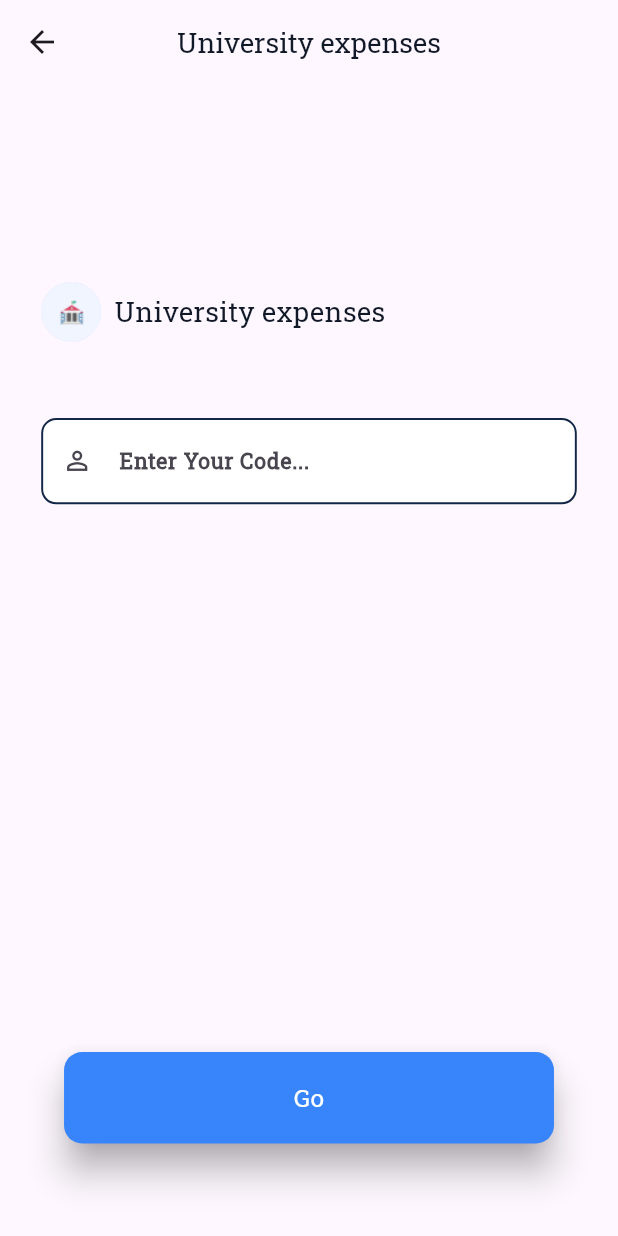
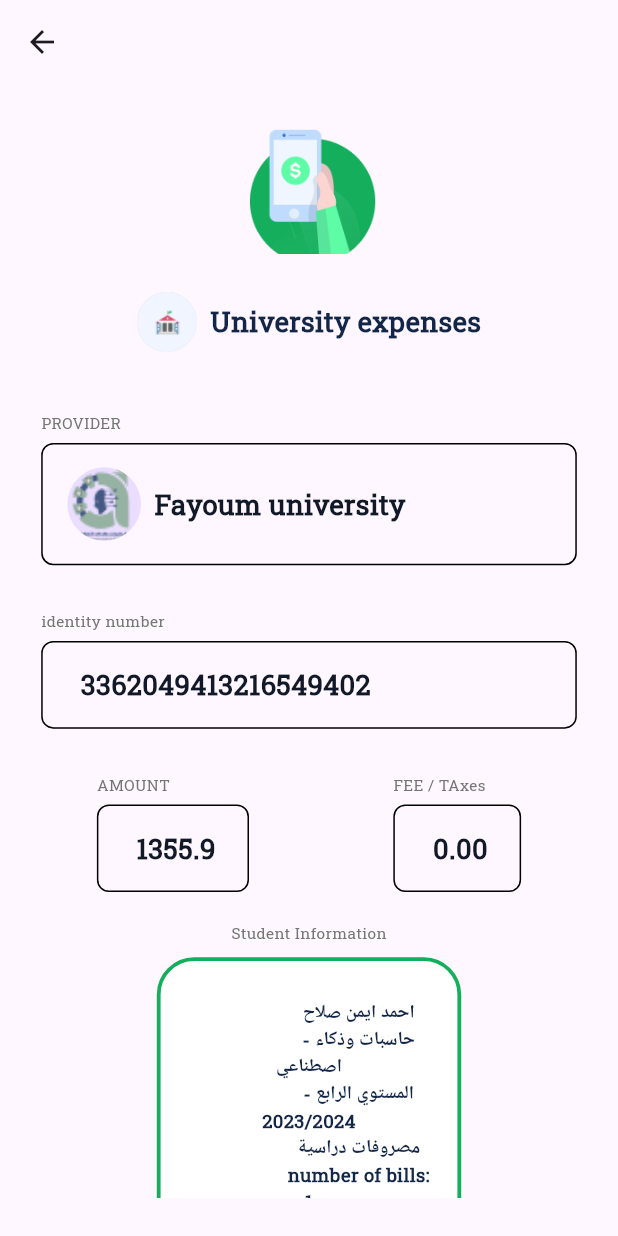
Before and after one commit to AhmedAymanSalah/campuspay, a Flutter app: the PayServicesSceen screen opened directly with sample values from the repository, after a tap on "Go", on a phone screen of 412 x 824 dp. Run offline on Flutter 3.47's test engine with Material 3 defaults, Android fonts, the phone set to English and light mode, and no system bars; our stand-ins replace dio, flutter_bloc, flutter_screenutil, freezed_annotation, get_it, pretty_dio_logger and 2 more; generated files the repository leaves out were written again.

Commit message:
Pay Screen , done , error Sreen and som change

```diff
--- a/lib/app_images.dart
+++ b/lib/app_images.dart
@@ -32,6 +32,10 @@ class Assets {
   /// Assets for imagesError
   /// assets/images/error.png
   static const String imagesError = "assets/images/error.png";
+
+  /// Assets for imagesFayoumLogo
+  /// assets/images/fayoum_logo.png
+  static const String imagesFayoumLogo = "assets/images/fayoum_logo.png";
 
   /// Assets for imagesGreenpay
   /// assets/images/greenpay.png
--- a/lib/core/routes/app_router.dart
+++ b/lib/core/routes/app_router.dart
@@ -1,3 +1,6 @@
+import 'package:campuspay/features/pay_screens/ui/done_Screen.dart';
+
+import '../../features/pay_screens/ui/error_Screen.dart';
 import '../../features/services/ui/services_list_view.dart';
 import 'routes.dart';
 import '../../features/attention/ui/attention_Screen.dart';
@@ -52,9 +55,12 @@ class AppRouter {
       case Routes.servicesScreen:
         // Return a MaterialPageRoute for the OnBoardingScreen route.
         return MaterialPageRoute(builder: (_) => const ServicesScreen());
-      // case Routes.payServicesSceen:
-      //   // Return a MaterialPageRoute for the OnBoardingScreen route.
-      //   return MaterialPageRoute(builder: (_) => const PayServicesSceen(s));
+      case Routes.doneScreen:
+        // Return a MaterialPageRoute for the OnBoardingScreen route.
+        return MaterialPageRoute(builder: (_) => const DoneScreen());
+      case Routes.errorScreen:
+        // Return a MaterialPageRoute for the OnBoardingScreen route.
+        return MaterialPageRoute(builder: (_) => const ErrorScreen());
       // default:
       //   // If the requested route is not found, return a MaterialPageRoute for an unknown screen.
       //   return MaterialPageRoute(
--- a/lib/core/routes/routes.dart
+++ b/lib/core/routes/routes.dart
@@ -13,5 +13,7 @@ class Routes {
 
   static const String servicesScreen = '/servicesScreen';
 
-  static const String payServicesSceen = '/payServicesSceen';
+  static const String doneScreen = '/doneScreen';
+
+  static const String errorScreen = '/errorScreen';
 }
--- a/lib/features/onboarding/data/models/list_data.dart
+++ b/lib/features/onboarding/data/models/list_data.dart
@@ -1,16 +1,16 @@
+import 'package:campuspay/app_images.dart';
 
 import 'onboarding_model.dart';
 
 List<OnBoardingModel> onBoardingList = [
   OnBoardingModel(
-    image: 'assets/images/onboarding1.png',
+    image: Assets.imagesOnboarding1,
     title: ' ',
-    body:
-        'Your hassle-free solution for university payments',
+    body: 'Your hassle-free solution for university payments',
     textButton: 'Continue',
   ),
   OnBoardingModel(
-    image: 'assets/images/onboarding2.png',
+    image: Assets.imagesOnboarding2,
     title: 'Manage your money wisely',
     body:
         'Track your money flows, balance, and everyday transactions on the go.',
--- /dev/null
+++ b/lib/features/pay_screens/ui/done_screen.dart
@@ -0,0 +1,41 @@
+// ignore_for_file: file_names
+
+import 'package:campuspay/app_images.dart';
+import 'package:campuspay/core/helpers/extentions.dart';
+import 'package:campuspay/core/theme/colors.dart';
+import 'package:campuspay/core/widgets/app_button.dart';
+import 'package:flutter/material.dart';
+import 'package:flutter_screenutil/flutter_screenutil.dart';
+
+import '../../../core/routes/routes.dart';
+
+class DoneScreen extends StatelessWidget {
+  const DoneScreen({super.key});
+
+  @override
+  Widget build(BuildContext context) {
+    return Scaffold(
+      appBar: AppBar(),
+      body: Center(
+        child: Padding(
+          padding: EdgeInsets.symmetric(horizontal: 20.w, vertical: 20.h),
+          child: Column(
+            mainAxisAlignment: MainAxisAlignment.center,
+            children: [
+              const Spacer(),
+              const Image(image: AssetImage(Assets.imagesDone)),
+              const Spacer(),
+              AppTextButton(
+                text: "Done",
+                onPressed: () {
+                  context.navigateTo(Routes.errorScreen);
+                },
+                buttonColor: ColorsManager.green,
+              )
+            ],
+          ),
+        ),
+      ),
+    );
+  }
+}
--- /dev/null
+++ b/lib/features/pay_screens/ui/error_Screen.dart
@@ -0,0 +1,35 @@
+// ignore_for_file: file_names
+
+import 'package:campuspay/app_images.dart';
+import 'package:campuspay/core/widgets/app_button.dart';
+import 'package:flutter/material.dart';
+import 'package:flutter_screenutil/flutter_screenutil.dart';
+
+class ErrorScreen extends StatelessWidget {
+  const ErrorScreen({super.key});
+
+  @override
+  Widget build(BuildContext context) {
+    return Scaffold(
+      appBar: AppBar(),
+      body: Center(
+        child: Padding(
+          padding: EdgeInsets.symmetric(horizontal: 20.w, vertical: 20.h),
+          child: Column(
+            mainAxisAlignment: MainAxisAlignment.center,
+            children: [
+              const Spacer(),
+              const Image(image: AssetImage(Assets.imagesError)),
+              const Spacer(),
+              AppTextButton(
+                text: "Go",
+                onPressed: () {},
+                buttonColor: Colors.redAccent,
+              )
+            ],
+          ),
+        ),
+      ),
+    );
+  }
+}
--- /dev/null
+++ b/lib/features/pay_screens/ui/pay_screen.dart
@@ -0,0 +1,105 @@
+// ignore_for_file: public_member_api_docs, sort_constructors_first
+// ignore_for_file: file_names
+
+import 'package:campuspay/core/helpers/extentions.dart';
+import 'package:campuspay/core/theme/colors.dart';
+import 'package:campuspay/features/pay_screens/ui/wiget/pay_photo.dart';
+import 'package:flutter/material.dart';
+import 'package:flutter_screenutil/flutter_screenutil.dart';
+
+import '../../../core/helpers/spacing.dart';
+import '../../../core/routes/routes.dart';
+import '../../../core/widgets/custom_text_widget.dart';
+import '../../services/data/services_model.dart';
+import 'wiget/custom_info_container.dart';
+import 'wiget/pay_contanier.dart';
+import 'wiget/payment_button.dart';
+
+class PayScreen extends StatelessWidget {
+  final ServicesModel service;
+  const PayScreen({
+    super.key,
+    required this.service,
+  });
+
+  @override
+  Widget build(BuildContext context) {
+    return Scaffold(
+      appBar: AppBar(),
+      body: Padding(
+        padding: EdgeInsets.symmetric(horizontal: 25.w, vertical: 25.h),
+        child: SingleChildScrollView(
+          child: Column(
+            crossAxisAlignment: CrossAxisAlignment.center,
+            children: [
+              const PayPhoto(),
+              verticalSpace(25),
+              Row(
+                mainAxisAlignment: MainAxisAlignment.center,
+                children: [
+                  CircleAvatar(
+                    child: Image.asset(
+                      service.image,
+                    ),
+                  ),
+                  horizontalSpace(8),
+                  CustomTextWidget(
+                    text: service.title,
+                    color: ColorsManager.darkBlue,
+                    fontWeight: FontWeight.bold,
+                  ),
+                ],
+              ),
+              verticalSpace(40),
+              const CustomContainer(
+                titel: "PROVIDER",
+                assetImagePath: "assets/images/fayoum_logo.png",
+                text: "Fayoum university ",
+              ),
+              verticalSpace(30),
+              const CustomContainer(
+                titel: "identity number",
+                text: "3362049413216549402 ",
+              ),
+              verticalSpace(30),
+              Row(
+                mainAxisAlignment: MainAxisAlignment.spaceEvenly,
+                children: [
+                  const CustomContainer(
+                    titel: "AMOUNT",
+                    text: "1355.9 ",
+                  ),
+                  horizontalSpace(20),
+                  const CustomContainer(
+                    titel: "FEE / TAxes",
+                    text: "0.00 ",
+                  )
+                ],
+              ),
+              verticalSpace(20),
+              const CustomInfoContainer(
+                title: 'Student Information',
+                content: '''
+                    احمد ايمن صلاح
+                    - حاسبات وذكاء اصطناعي
+                    - المستوي الرابع 2023/2024
+                    مصروفات دراسية
+                    number of bills: 1
+                    amount due: 1350.9
+                    EFinance fees: 0.00
+                  ''',
+              ),
+              verticalSpace(30),
+              CustomPaymentButton(
+                amountToPay: 50.0, // Example amount to be paid
+                onTap: () {
+                  context.navigateTo(Routes.doneScreen);
+                },
+              )
+            ],
+          ),
+        ),
+      ),
+    );
+  }
+}
--- /dev/null
+++ b/lib/features/pay_screens/ui/wiget/custom_info_container.dart
@@ -0,0 +1,61 @@
+import 'package:campuspay/core/helpers/spacing.dart';
+import 'package:flutter/material.dart';
+import 'package:flutter_screenutil/flutter_screenutil.dart';
+
+import '../../../../core/theme/colors.dart';
+import '../../../../core/widgets/custom_text_widget.dart';
+
+class CustomInfoContainer extends StatelessWidget {
+  final String title;
+  final String content;
+
+  const CustomInfoContainer({
+    super.key,
+    required this.title,
+    required this.content,
+  });
+
+  @override
+  Widget build(BuildContext context) {
+    return Column(
+      children: [
+        CustomTextWidget(
+          text: title,
+          fontSize: 10.sp,
+          color: ColorsManager.gray,
+        ),
+        verticalSpace(8),
+        SizedBox(
+          height: 200.0.w,
+          width: 200.h, // Fixed height for the container
+          child: Container(
+            decoration: BoxDecoration(
+              border: Border.all(color: ColorsManager.green, width: 2.5.h),
+              borderRadius: BorderRadius.circular(25),
+              color: Colors.white,
+            ),
+            padding: EdgeInsets.symmetric(horizontal: 15.w, vertical: 15.h),
+            child: Column(
+              crossAxisAlignment: CrossAxisAlignment.start,
+              children: [
+                verticalSpace(10),
+                Expanded(
+                  // Use Expanded to allow content to take up remaining space
+                  child: SingleChildScrollView(
+                    child: CustomTextWidget(
+                      text: content,
+                      fontSize: 12.sp,
+                      textAlign: TextAlign.center,
+                      color: ColorsManager.darkBlue,
+                      fontWeight: FontWeight.bold,
+                    ),
+                  ),
+                ),
+              ],
+            ),
+          ),
+        ),
+      ],
+    );
+  }
+}
--- /dev/null
+++ b/lib/features/pay_screens/ui/wiget/pay_contanier.dart
@@ -0,0 +1,60 @@
+// ignore_for_file: public_member_api_docs, sort_constructors_first
+import 'package:campuspay/core/theme/colors.dart';
+import 'package:flutter/material.dart';
+import 'package:flutter_screenutil/flutter_screenutil.dart';
+
+import 'package:campuspay/core/helpers/spacing.dart';
+import 'package:campuspay/core/widgets/custom_text_widget.dart';
+
+class CustomContainer extends StatelessWidget {
+  final String titel;
+  final String text;
+  final String? assetImagePath;
+  const CustomContainer({
+    super.key,
+    required this.titel,
+    required this.text,
+    this.assetImagePath,
+  });
+
+  @override
+  Widget build(BuildContext context) {
+    return Column(
+      crossAxisAlignment: CrossAxisAlignment.start,
+      children: [
+        CustomTextWidget(
+          text: titel,
+          fontSize: 10.sp,
+          color: ColorsManager.gray,
+        ),
+        verticalSpace(5),
+        Container(
+          //width: double.infinity.h,
+          decoration: BoxDecoration(
+            border: Border.all(color: Colors.black),
+            borderRadius: BorderRadius.circular(
+                8.0), // Adjust the value for rounded corners
+          ),
+          padding: EdgeInsets.symmetric(
+              horizontal: 15.w, vertical: 15.h), // Adjust the padding as needed
+          child: Row(
+            children: [
+              if (assetImagePath !=
+                  null) // Conditionally show avatar image if provided
+                CircleAvatar(
+                  radius: 22.0
+                      .dg, // Adjust the radius of the circle avatar as needed
+                  backgroundImage: AssetImage(assetImagePath!),
+                ),
+              horizontalSpace(8),
+              CustomTextWidget(
+                text: text,
+                fontWeight: FontWeight.bold,
+              ),
+            ],
+          ),
+        ),
+      ],
+    );
+  }
+}
--- /dev/null
+++ b/lib/features/pay_screens/ui/wiget/pay_photo.dart
@@ -0,0 +1,21 @@
+import 'package:campuspay/app_images.dart';
+import 'package:flutter/material.dart';
+import 'package:flutter_screenutil/flutter_screenutil.dart';
+
+class PayPhoto extends StatelessWidget {
+  const PayPhoto({super.key});
+
+  @override
+  Widget build(BuildContext context) {
+    return Container(
+      height: 80.w,
+      width: 100.h,
+      decoration: const BoxDecoration(
+        image: DecorationImage(
+          image: AssetImage(Assets.imagesGreenpay),
+          fit: BoxFit.cover,
+        ),
+      ),
+    );
+  }
+}
--- /dev/null
+++ b/lib/features/pay_screens/ui/wiget/payment_button.dart
@@ -0,0 +1,55 @@
+import 'package:campuspay/core/theme/colors.dart';
+import 'package:campuspay/core/widgets/custom_text_widget.dart';
+import 'package:flutter/material.dart';
+import 'package:flutter_screenutil/flutter_screenutil.dart';
+
+class CustomPaymentButton extends StatelessWidget {
+  final double amountToPay;
+  final VoidCallback onTap;
+
+  const CustomPaymentButton({
+    super.key,
+    required this.amountToPay,
+    required this.onTap,
+  });
+
+  @override
+  Widget build(BuildContext context) {
+    return GestureDetector(
+      onTap: onTap,
+      child: Container(
+        width: double.infinity.h,
+        height: 55.0.w,
+        decoration: BoxDecoration(
+          borderRadius: BorderRadius.circular(8.0),
+          color: ColorsManager.green,
+        ),
+        child: Row(
+          mainAxisAlignment: MainAxisAlignment.spaceBetween,
+          children: [
+            const Padding(
+              padding: EdgeInsets.only(left: 16.0),
+              child: CustomTextWidget(
+                text: "Pay",
+                color: Colors.white,
+              ),
+            ),
+            Container(
+              margin: const EdgeInsets.only(right: 16.0),
+              padding: const EdgeInsets.all(8.0),
+              decoration: BoxDecoration(
+                color: Colors.white,
+                borderRadius: BorderRadius.circular(10),
+              ),
+              child: CustomTextWidget(
+                text: "\$$amountToPay",
+                fontWeight: FontWeight.bold,
+                fontSize: 14.sp,
+              ),
+            ),
+          ],
+        ),
+      ),
+    );
+  }
+}
--- a/lib/features/services/data/services_list_data.dart
+++ b/lib/features/services/data/services_list_data.dart
@@ -1,36 +1,37 @@
+import 'package:campuspay/app_images.dart';
 import 'package:campuspay/features/services/data/services_model.dart';
 
 List<ServicesModel> servicesList = [
   ServicesModel(
-    image: 'assets/images/University.png',
+    image: Assets.imagesUniversity,
     title: 'University expenses',
   ),
   ServicesModel(
-    image: 'assets/images/Medical_examination.png',
+    image: Assets.imagesMedicalExamination,
     title: 'Medical examination',
   ),
   ServicesModel(
-    image: 'assets/images/Gym.png',
+    image: Assets.imagesGym,
     title: 'Gym',
   ),
   ServicesModel(
-    image: 'assets/images/book.png',
+    image: Assets.imagesBook,
     title: 'University library',
   ),
   ServicesModel(
-    image: 'assets/images/University_trip.png',
+    image: Assets.imagesUniversityTrip,
     title: 'University trip',
   ),
   ServicesModel(
-    image: 'assets/images/University.png',
+    image: Assets.imagesUniversity,
     title: 'Skills exam',
   ),
   ServicesModel(
-    image: 'assets/images/University.png',
+    image: Assets.imagesUniversity,
     title: 'Solicit courses',
   ),
   ServicesModel(
-    image: 'assets/images/University.png',
+    image: Assets.imagesUniversity,
     title: 'College town',
   ),
 ];
--- a/lib/features/services/ui/pay_services.dart
+++ /dev/null
@@ -1,82 +0,0 @@
-import 'package:campuspay/core/widgets/app_button.dart';
-import 'package:flutter/material.dart';
-import 'package:campuspay/features/services/data/services_model.dart';
-import 'package:flutter_screenutil/flutter_screenutil.dart';
-
-import '../../../core/helpers/app_regex.dart';
-import '../../../core/helpers/spacing.dart';
-import '../../../core/theme/colors.dart';
-import '../../../core/widgets/app_text_form_field.dart';
-import '../../../core/widgets/custom_text_widget.dart';
-
-class PayServicesSceen extends StatelessWidget {
-  final ServicesModel service;
-
-  const PayServicesSceen({super.key, required this.service});
-
-  @override
-  Widget build(BuildContext context) {
-    return Scaffold(
-      appBar: AppBar(
-        elevation: 0,
-        centerTitle: true,
-        title: CustomTextWidget(text: service.title),
-      ),
-      body: Padding(
-        padding: EdgeInsets.symmetric(horizontal: 25.w, vertical: 50.h),
-        child: Column(
-          crossAxisAlignment: CrossAxisAlignment.center,
-          children: [
-            verticalSpace(80),
-            Row(
-              children: [
-                CircleAvatar(
-                  child: Image.asset(
-                    service.image,
-                  ),
-                ),
-                horizontalSpace(8),
-                CustomTextWidget(
-                  text: service.title,
-                ),
-              ],
-            ),
-            verticalSpace(50),
-            AppTextFormField(
-              backGroundColorHint: Colors.white,
-              enabledBorder: OutlineInputBorder(
-                borderSide: const BorderSide(
-                  color: ColorsManager.darkBlue,
-                  width: 1.3,
-                ),
-                borderRadius: BorderRadius.circular(10),
-              ),
-              focusedBorder: OutlineInputBorder(
-                borderSide: const BorderSide(
-                  color: ColorsManager.darkBlue,
-                  width: 1.3,
-                ),
-                borderRadius: BorderRadius.circular(10),
-              ),
-              prefixIcon: Icon(
-                Icons.person_outline,
-                size: 20.sp,
-              ),
-              hintText: "Enter Your Code...",
-              textInputType: TextInputType.number,
-              validator: (value) {
-                if (value == null ||
-                    value.isEmpty ||
-                    !AppRegex.isEmailValid(value)) {
-                  return 'Please enter a valid email';
-                }
-              },
-            ),
-            const Spacer(),
-            AppTextButton(text: "Go", onPressed: () {})
-          ],
-        ),
-      ),
-    );
-  }
-}
--- /dev/null
+++ b/lib/features/services/ui/services_code_screen.dart
@@ -0,0 +1,75 @@
+// ignore_for_file: public_member_api_docs, sort_constructors_first
+import 'package:campuspay/core/theme/colors.dart';
+import 'package:flutter/material.dart';
+import 'package:flutter_screenutil/flutter_screenutil.dart';
+
+import 'package:campuspay/core/widgets/app_button.dart';
+import 'package:campuspay/features/services/data/services_model.dart';
+
+import '../../../core/helpers/spacing.dart';
+import '../../../core/widgets/custom_text_widget.dart';
+import '../../pay_screens/ui/pay_screen.dart';
+import 'widget/text_formfiled_codePage.dart';
+
+class PayServicesSceen extends StatelessWidget {
+  final ServicesModel service;
+
+  const PayServicesSceen({
+    super.key,
+    required this.service,
+  });
+
+  @override
+  Widget build(BuildContext context) {
+    return Scaffold(
+      appBar: AppBar(
+        elevation: 0,
+        centerTitle: true,
+        title: CustomTextWidget(
+          text: service.title,
+          color: ColorsManager.darkBlue,
+          fontWeight: FontWeight.bold,
+        ),
+      ),
+      body: Padding(
+        padding: EdgeInsets.symmetric(horizontal: 25.w, vertical: 50.h),
+        child: Column(
+          crossAxisAlignment: CrossAxisAlignment.center,
+          children: [
+            verticalSpace(80),
+            Row(
+              children: [
+                CircleAvatar(
+                  child: Image.asset(
+                    service.image,
+                  ),
+                ),
+                horizontalSpace(8),
+                CustomTextWidget(
+                  text: service.title,
+                  color: ColorsManager.darkBlue,
+                  fontWeight: FontWeight.bold,
+                ),
+              ],
+            ),
+            verticalSpace(50),
+            const CodeScreenTextFormFiled(),
+            const Spacer(),
+            AppTextButton(
+                text: "Go",
+                onPressed: () {
+                  Navigator.push(
+                    context,
+                    MaterialPageRoute(
+                      builder: (context) => PayScreen(
+                        service: service,
+                      ),
+                    ),
+                  );
+                })
+          ],
+        ),
+      ),
+    );
+  }
+}
--- a/lib/features/services/ui/services_list_view.dart
+++ b/lib/features/services/ui/services_list_view.dart
@@ -1,7 +1,8 @@
+import 'package:campuspay/core/theme/colors.dart';
 import 'package:campuspay/core/widgets/custom_text_widget.dart';
 import 'package:flutter/material.dart';
 import '../data/services_list_data.dart';
-import 'pay_services.dart';
+import 'services_code_screen.dart';
 import 'widget/builld_item_services_screen.dart';
 
 class ServicesScreen extends StatelessWidget {
@@ -14,10 +15,13 @@ class ServicesScreen extends StatelessWidget {
         elevation: 0,
         title: const CustomTextWidget(
           text: "Services",
+          color: ColorsManager.darkBlue,
+          fontWeight: FontWeight.bold,
         ),
         centerTitle: true,
       ),
       body: ListView.builder(
+        physics: const ScrollPhysics(),
         itemCount: servicesList.length,
         itemBuilder: (context, index) => GestureDetector(
           onTap: () {
--- a/lib/features/services/ui/widget/builld_item_services_screen.dart
+++ b/lib/features/services/ui/widget/builld_item_services_screen.dart
@@ -1,3 +1,4 @@
+import 'package:campuspay/core/theme/colors.dart';
 import 'package:campuspay/features/services/data/services_list_data.dart';
 import 'package:flutter/material.dart';
 import 'package:flutter_screenutil/flutter_screenutil.dart';
@@ -19,12 +20,17 @@ class BuildItemServicesScreen extends StatelessWidget {
         child: Row(
           children: [
             CircleAvatar(
+              radius: 19.dg,
               child: Image.asset(
                 servicesList[index].image,
               ),
             ),
             horizontalSpace(8),
-            CustomTextWidget(text: servicesList[index].title),
+            CustomTextWidget(
+              text: servicesList[index].title,
+              fontWeight: FontWeight.bold,
+              color: ColorsManager.darkBlue,
+            ),
           ],
         ),
       ),
--- /dev/null
+++ b/lib/features/services/ui/widget/text_formfiled_codePage.dart
@@ -0,0 +1,46 @@
+// ignore_for_file: file_names
+
+import 'package:flutter/material.dart';
+import 'package:flutter_screenutil/flutter_screenutil.dart';
+
+import '../../../../core/helpers/app_regex.dart';
+import '../../../../core/theme/colors.dart';
+import '../../../../core/widgets/app_text_form_field.dart';
+
+class CodeScreenTextFormFiled extends StatelessWidget {
+  const CodeScreenTextFormFiled({super.key});
+
+  @override
+  Widget build(BuildContext context) {
+    return AppTextFormField(
+              backGroundColorHint: Colors.white,
+              enabledBorder: OutlineInputBorder(
+                borderSide: const BorderSide(
+                  color: ColorsManager.darkBlue,
+                  width: 1.3,
+                ),
+                borderRadius: BorderRadius.circular(10),
+              ),
+              focusedBorder: OutlineInputBorder(
+                borderSide: const BorderSide(
+                  color: ColorsManager.darkBlue,
+                  width: 1.3,
+                ),
+                borderRadius: BorderRadius.circular(10),
+              ),
+              prefixIcon: Icon(
+                Icons.person_outline,
+                size: 20.sp,
+              ),
+              hintText: "Enter Your Code...",
+              textInputType: TextInputType.number,
+              validator: (value) {
+                if (value == null ||
+                    value.isEmpty ||
+                    !AppRegex.isEmailValid(value)) {
+                  return 'Please enter a valid email';
+                }
+              },
+            );
+  }
+}
--- a/pubspec.yaml
+++ b/pubspec.yaml
@@ -55,7 +55,7 @@ dependencies:
   retrofit: ^4.1.0
   retrofit_generator: ^8.1.0
   smooth_page_indicator: ^1.1.0
-  url_launcher: ^6.2.5
+  #url_launcher: ^6.2.5
 
 dev_dependencies:
   flutter_lints: ^3.0.1
```
Also changed, not shown: assets/images/fayoum_logo.png (added), pubspec.lock, 6 other files.
